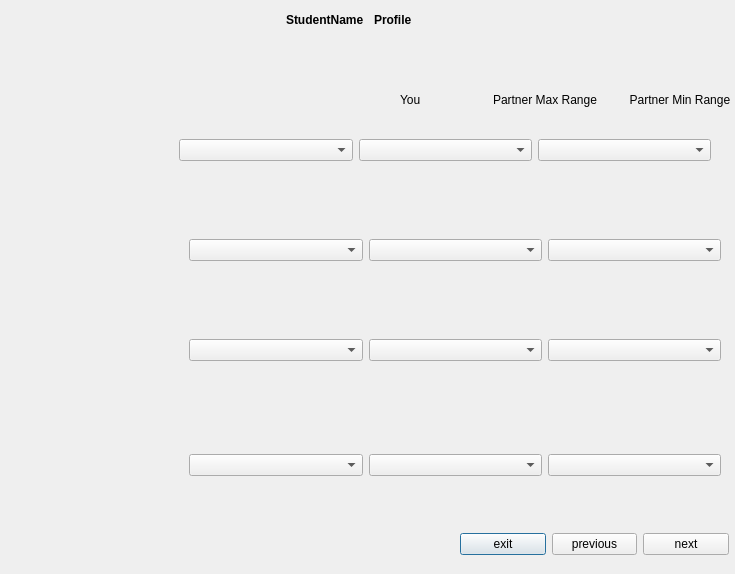
First picture: the form in D1/studentprofileview.ui, repository GuelorEmanuel/Team-Tech-Support, before the edit.
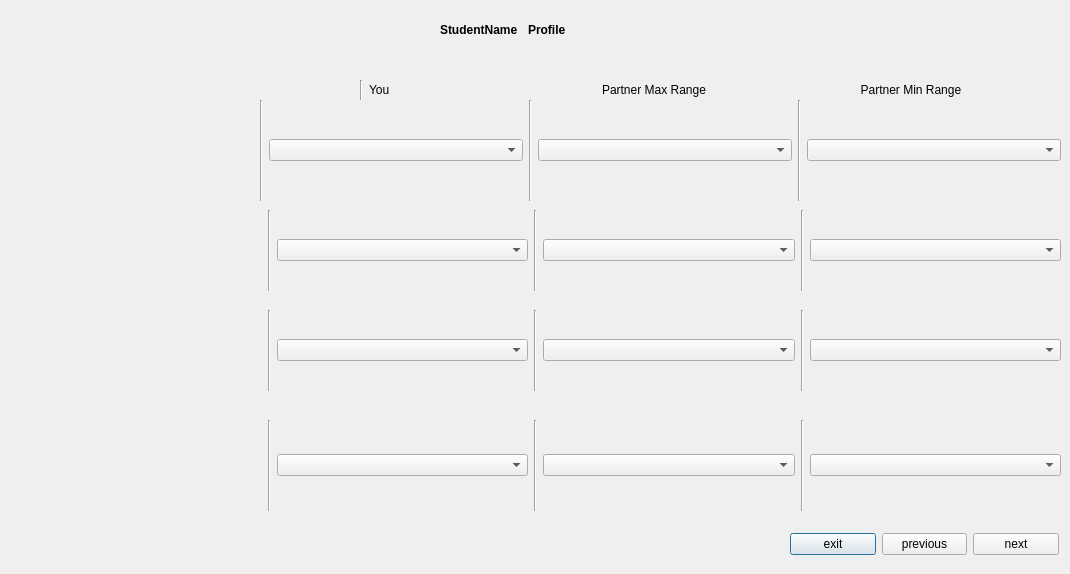
Second picture: the form after the edit.

Commit message: Updated profile view

What changed in the file:
```diff
--- a/D1/studentprofileview.ui
+++ b/D1/studentprofileview.ui
@@ -6,7 +6,7 @@
    <rect>
     <x>0</x>
     <y>0</y>
-    <width>735</width>
+    <width>1070</width>
     <height>574</height>
    </rect>
   </property>
@@ -18,7 +18,7 @@
     <rect>
      <x>10</x>
      <y>210</y>
-     <width>711</width>
+     <width>1051</width>
      <height>81</height>
     </rect>
    </property>
@@ -36,12 +36,33 @@
       </property>
      </widget>
     </item>
+    <item>
+     <widget class="Line" name="line_12">
+      <property name="orientation">
+       <enum>Qt::Vertical</enum>
+      </property>
+     </widget>
+    </item>
     <item>
      <widget class="QComboBox" name="questionTwoCB"/>
     </item>
+    <item>
+     <widget class="Line" name="line_2">
+      <property name="orientation">
+       <enum>Qt::Vertical</enum>
+      </property>
+     </widget>
+    </item>
     <item>
      <widget class="QComboBox" name="questionTwoMinCB"/>
     </item>
+    <item>
+     <widget class="Line" name="line_7">
+      <property name="orientation">
+       <enum>Qt::Vertical</enum>
+      </property>
+     </widget>
+    </item>
     <item>
      <widget class="QComboBox" name="questionTWoMaxCB"/>
     </item>
@@ -52,7 +73,7 @@
     <rect>
      <x>10</x>
      <y>310</y>
-     <width>711</width>
+     <width>1051</width>
      <height>81</height>
     </rect>
    </property>
@@ -70,12 +91,33 @@
       </property>
      </widget>
     </item>
+    <item>
+     <widget class="Line" name="line_11">
+      <property name="orientation">
+       <enum>Qt::Vertical</enum>
+      </property>
+     </widget>
+    </item>
     <item>
      <widget class="QComboBox" name="questionThreeCB"/>
     </item>
+    <item>
+     <widget class="Line" name="line_3">
+      <property name="orientation">
+       <enum>Qt::Vertical</enum>
+      </property>
+     </widget>
+    </item>
     <item>
      <widget class="QComboBox" name="questionThreeMaxCB"/>
     </item>
+    <item>
+     <widget class="Line" name="line_6">
+      <property name="orientation">
+       <enum>Qt::Vertical</enum>
+      </property>
+     </widget>
+    </item>
     <item>
      <widget class="QComboBox" name="questionThreeMinCB"/>
     </item>
@@ -86,7 +128,7 @@
     <rect>
      <x>10</x>
      <y>420</y>
-     <width>711</width>
+     <width>1051</width>
      <height>91</height>
     </rect>
    </property>
@@ -104,12 +146,33 @@
       </property>
      </widget>
     </item>
+    <item>
+     <widget class="Line" name="line_13">
+      <property name="orientation">
+       <enum>Qt::Vertical</enum>
+      </property>
+     </widget>
+    </item>
     <item>
      <widget class="QComboBox" name="questionFourCB"/>
     </item>
+    <item>
+     <widget class="Line" name="line_4">
+      <property name="orientation">
+       <enum>Qt::Vertical</enum>
+      </property>
+     </widget>
+    </item>
     <item>
      <widget class="QComboBox" name="questionFourMaxCB"/>
     </item>
+    <item>
+     <widget class="Line" name="line_5">
+      <property name="orientation">
+       <enum>Qt::Vertical</enum>
+      </property>
+     </widget>
+    </item>
     <item>
      <widget class="QComboBox" name="questionFourMinCB"/>
     </item>
@@ -118,7 +181,7 @@
   <widget class="QWidget" name="layoutWidget">
    <property name="geometry">
     <rect>
-     <x>460</x>
+     <x>790</x>
      <y>530</y>
      <width>269</width>
      <height>29</height>
@@ -151,8 +214,8 @@
   <widget class="QWidget" name="layoutWidget">
    <property name="geometry">
     <rect>
-     <x>286</x>
-     <y>10</y>
+     <x>440</x>
+     <y>20</y>
      <width>170</width>
      <height>19</height>
     </rect>
@@ -190,9 +253,9 @@
    <property name="geometry">
     <rect>
      <x>0</x>
-     <y>110</y>
-     <width>711</width>
-     <height>81</height>
+     <y>100</y>
+     <width>1061</width>
+     <height>101</height>
     </rect>
    </property>
    <layout class="QHBoxLayout" name="horizontalLayout_3">
@@ -209,27 +272,55 @@
       </property>
      </widget>
     </item>
+    <item>
+     <widget class="Line" name="line_10">
+      <property name="orientation">
+       <enum>Qt::Vertical</enum>
+      </property>
+     </widget>
+    </item>
     <item>
      <widget class="QComboBox" name="questionOneCB"/>
     </item>
+    <item>
+     <widget class="Line" name="line_9">
+      <property name="orientation">
+       <enum>Qt::Vertical</enum>
+      </property>
+     </widget>
+    </item>
     <item>
      <widget class="QComboBox" name="questionOneMinCB"/>
     </item>
+    <item>
+     <widget class="Line" name="line_8">
+      <property name="orientation">
+       <enum>Qt::Vertical</enum>
+      </property>
+     </widget>
+    </item>
     <item>
      <widget class="QComboBox" name="questionOneMaxCB"/>
     </item>
    </layout>
   </widget>
-  <widget class="QWidget" name="layoutWidget">
+  <widget class="QWidget" name="">
    <property name="geometry">
     <rect>
-     <x>400</x>
-     <y>90</y>
-     <width>331</width>
+     <x>360</x>
+     <y>80</y>
+     <width>701</width>
      <height>20</height>
     </rect>
    </property>
    <layout class="QHBoxLayout" name="horizontalLayout_7">
+    <item>
+     <widget class="Line" name="line">
+      <property name="orientation">
+       <enum>Qt::Vertical</enum>
+      </property>
+     </widget>
+    </item>
     <item>
      <widget class="QLabel" name="youLbl">
       <property name="font">
```
Left out of the diff: 11 changed lines with no effect on the pictures. The commit also changes 2 other files.
